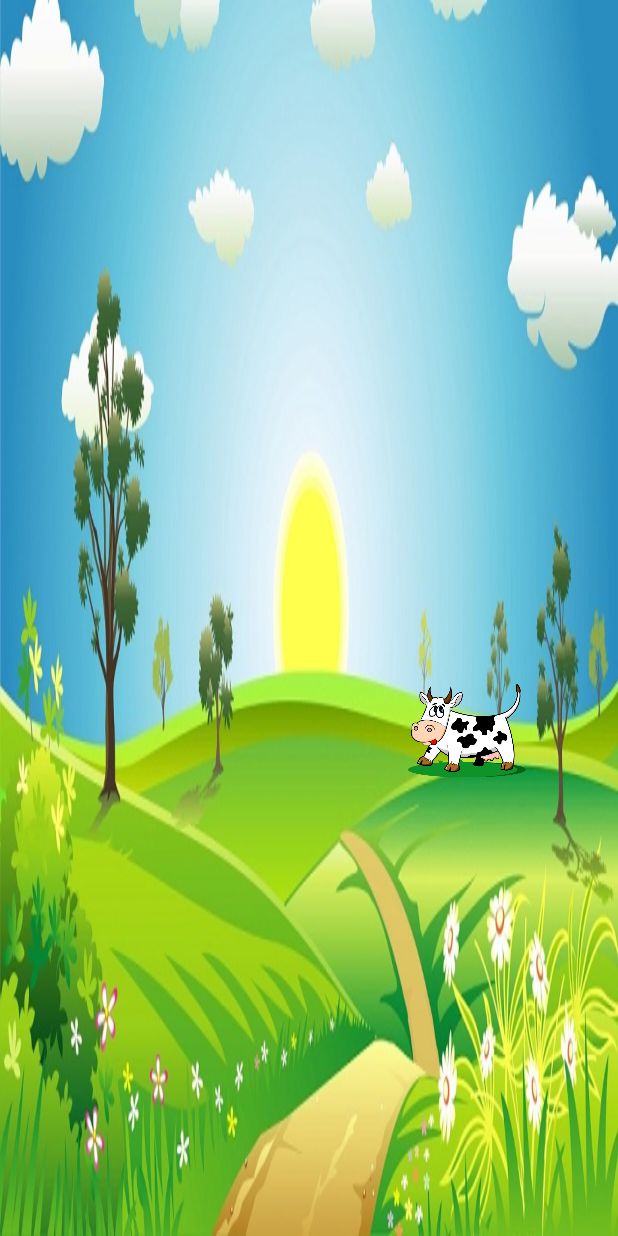
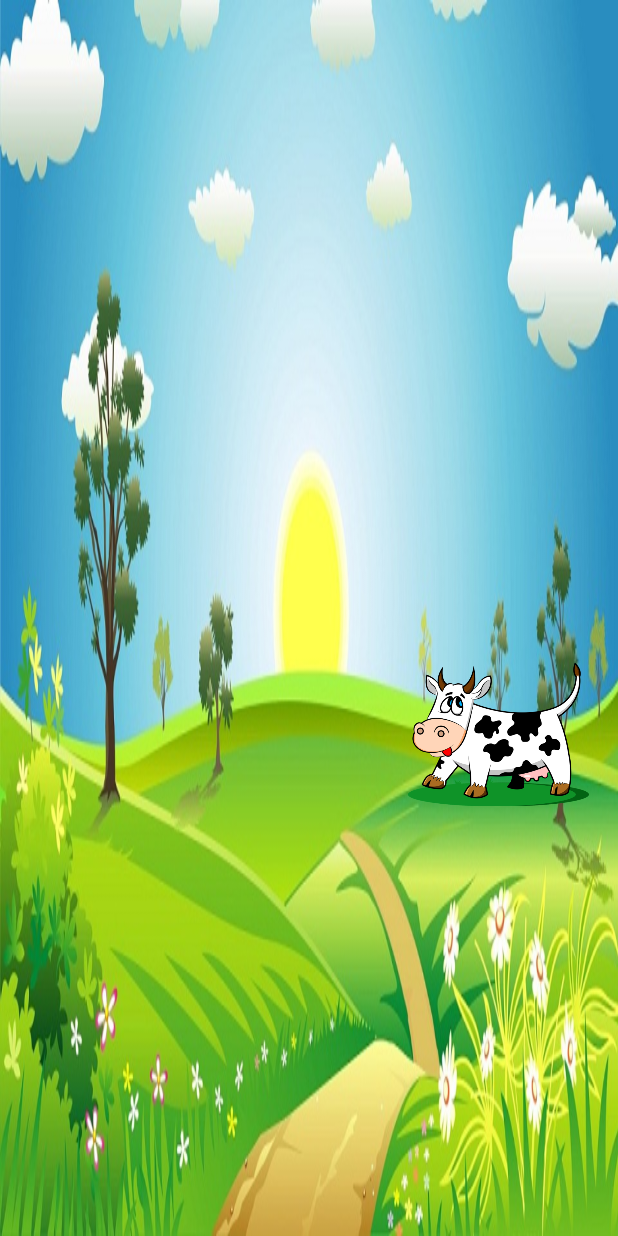
Before and after one commit to Brunicoo/AmigosDeLaGranja, an Android app: the screen it shows after launch (MainActivity), on a phone screen of 412 x 824 dp. Run offline under Robolectric (Android 15) with nearby library versions, the phone set to English and light mode, and no system bars.

Commit message:
tutorialSemiComplete

```diff
--- a/app/src/main/java/com/example/tutorialfarm/MainActivity.kt
+++ b/app/src/main/java/com/example/tutorialfarm/MainActivity.kt
@@ -20,6 +20,8 @@ import kotlinx.coroutines.delay
 import kotlinx.coroutines.launch
 import kotlinx.coroutines.suspendCancellableCoroutine
 import kotlin.coroutines.resume
+import kotlin.random.Random
+import kotlin.random.Random.Default.nextInt
 
 class MainActivity : AppCompatActivity() {
     @RequiresApi(Build.VERSION_CODES.P)
@@ -31,30 +33,7 @@ class MainActivity : AppCompatActivity() {
         val handImageView = findViewById<ImageView>(R.id.handImageView)
         val gifImage = handImageView.drawable as AnimatedImageDrawable
         val animalImageView = findViewById<ImageView>(R.id.animalImageView)
-        val bubleSound = MediaPlayer.create(this, R.raw.burbujas_sonido)
-        val bubleImageView = findViewById<ImageView>(R.id.bubleGif)
-        val bubleGif = bubleImageView.drawable as AnimatedImageDrawable
-        val animalsJPG: ArrayList<Int> = arrayListOf(
-            R.drawable.vaca,
-            R.drawable.cerdo,
-            R.drawable.gallina,
-            R.drawable.conejo,
-            R.drawable.oveja,
-            R.drawable.caballo,
-            R.drawable.perro,
-            R.drawable.pato
-        )
-
-        val soundsMP3: ArrayList<Int> = arrayListOf(
-            R.raw.vaca_sonido,
-            R.raw.cerdo_sonido,
-            R.raw.gallina_sonido,
-            R.raw.rabbit,
-            R.raw.oveja,
-            R.raw.caballo_sonido,
-            R.raw.perro_sonido,
-            R.raw.pato_sonido
-        )
+        val animalSound = MediaPlayer.create(this, R.raw.vaca_sonido)
 
         gifImage.start()
 
@@ -62,11 +41,8 @@ class MainActivity : AppCompatActivity() {
             showAnimals(
                 animalImageView,
                 gifImage,
-                animalsJPG,
-                soundsMP3,
-                bubleGif,
-                bubleSound,
-                bubleImageView
+                animalSound,
+                handImageView
             )
         }
     }
@@ -75,64 +51,27 @@ class MainActivity : AppCompatActivity() {
     private suspend fun showAnimals(
         animalImageView: ImageView,
         gifImage: AnimatedImageDrawable,
-        animalsJPG: ArrayList<Int>,
-        soundsMP3: ArrayList<Int>,
-        bubleGif: AnimatedImageDrawable,
-        bubleSound: MediaPlayer,
-        bubleImageView: ImageView
+        animalSound : MediaPlayer,
+        handImageView: ImageView
     ) {
-        for (i in animalsJPG.indices) {
+            animalImageView.visibility = View.VISIBLE
+            handImageView.visibility = View.VISIBLE
             animalImageView.isClickable = true
-            animalImageView.setImageResource(animalsJPG[i])
-            animalImageView.visibility = View.VISIBLE
 
             waitForClick(animalImageView)
             animalImageView.isClickable = false
 
             gifImage.stop()
 
-            val animalSound = MediaPlayer.create(animalImageView.context, soundsMP3[i])
             animalSound.start()
 
             animalSound.setOnCompletionListener {
                 it.release()
-            }
-
-            delay(3000)
-
-            if (i<animalsJPG.size -1) {
-                animalImageView.visibility = View.GONE
-                bubleTransition(bubleGif, bubleSound, bubleImageView)
-                delay(2000)
-                bubleImageView.visibility = View.GONE
-                //bubleSound.stop()
-                bubleGif.stop()
-                gifImage.start()
-            }
-
-            if (i>=animalsJPG.size - 1){
                 finish()
             }
         }
-    }
-
 
     @RequiresApi(Build.VERSION_CODES.P)
-    private fun bubleTransition(
-        bubleGif: AnimatedImageDrawable,
-        bubleSound: MediaPlayer,
-        bubleImageView: ImageView
-    ) {
-        bubleImageView.visibility = View.VISIBLE
-        //bubleSound.start() me peta el programa si pongo este sonido
-        bubleGif.stop()
-        bubleGif.start()
-
-        bubleSound.setOnCompletionListener {
-            it.release()
-        }
-    }
-
     private suspend fun waitForClick(imageView: ImageView) {
         suspendCancellableCoroutine { continuation ->
             imageView.setOnClickListener {
--- a/app/src/main/res/layout/activity_main.xml
+++ b/app/src/main/res/layout/activity_main.xml
@@ -8,41 +8,40 @@
 
     <ImageView
         android:id="@+id/handImageView"
-        android:layout_width="340dp"
-        android:layout_height="328dp"
+        android:layout_width="473dp"
+        android:layout_height="417dp"
         android:layout_alignParentEnd="true"
         android:layout_alignParentBottom="true"
         android:layout_marginStart="-39dp"
         android:layout_marginLeft="250dp"
         android:layout_marginTop="150dp"
-        android:layout_marginEnd="820dp"
-        android:layout_marginBottom="99dp"
-        android:src="@drawable/mano" />
+        android:layout_marginEnd="819dp"
+        android:layout_marginBottom="109dp"
+        android:src="@drawable/mano"
+       />
 
     <ImageView
         android:id="@+id/animalImageView"
-        android:layout_width="757dp"
-        android:layout_height="654dp"
+        android:layout_width="828dp"
+        android:layout_height="718dp"
         android:layout_alignParentEnd="true"
         android:layout_alignParentBottom="true"
         android:layout_marginStart="272dp"
         android:layout_marginLeft="250dp"
         android:layout_marginTop="150dp"
-        android:layout_marginEnd="61dp"
-        android:layout_marginBottom="10dp"/>
+        android:layout_marginEnd="19dp"
+        android:layout_marginBottom="-5dp"
+        android:src="@drawable/vaca"
+        />
 
     <ImageView
-        android:id="@+id/bubleGif"
-        android:layout_width="848dp"
-        android:layout_height="800dp"
-        android:layout_alignParentTop="true"
-        android:layout_alignParentEnd="true"
+        android:layout_width="1188dp"
+        android:layout_height="794dp"
+        android:layout_alignParentStart="true"
         android:layout_alignParentBottom="true"
-        android:layout_marginStart="272dp"
+        android:layout_marginStart="62dp"
         android:layout_marginLeft="250dp"
-        android:layout_marginTop="-4dp"
-        android:layout_marginEnd="-1dp"
-        android:layout_marginBottom="3dp"
-        android:src="@drawable/burbujas"
+        android:layout_marginBottom="41dp"
+        android:src="@drawable/granjero"
         android:visibility="invisible" />
 </RelativeLayout>
```
Also changed, not shown: app/src/main/res/drawable/granjero.jpg (added).
